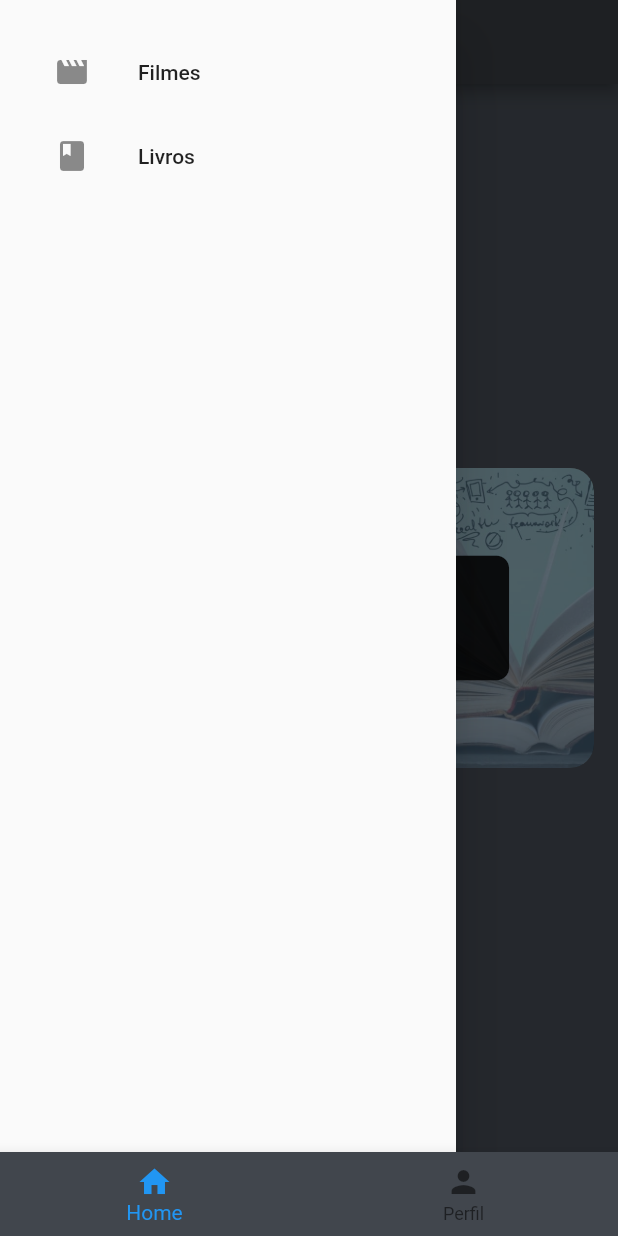
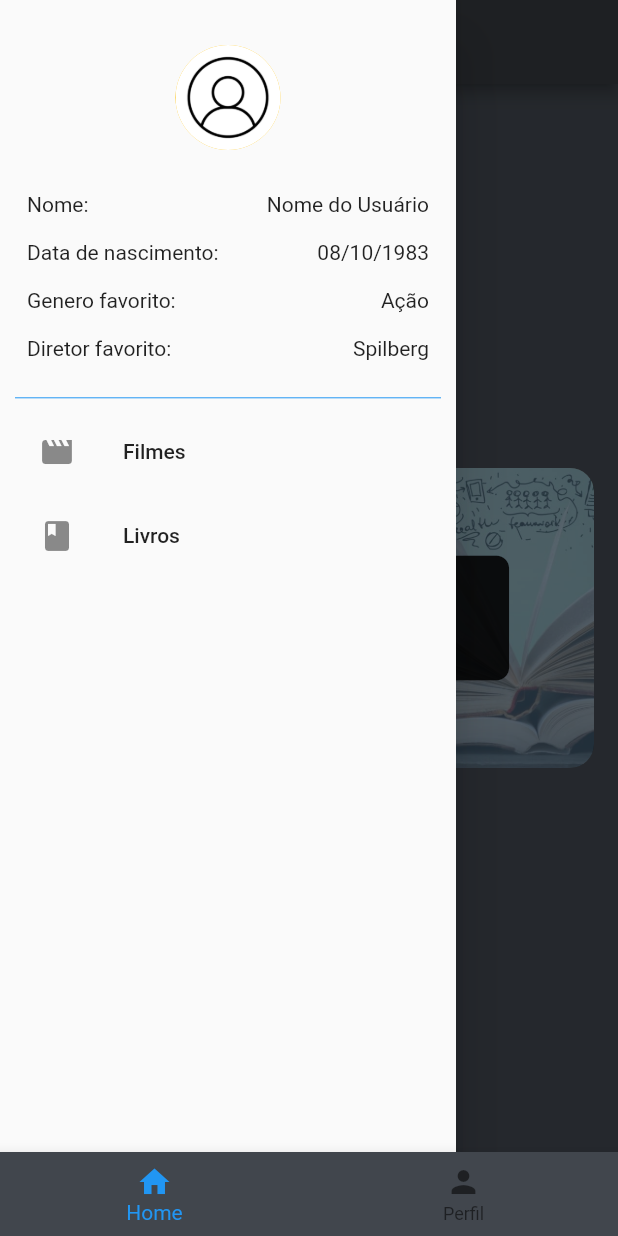
Before and after one commit to Julio-JC/app_colecao_pessoal, a Flutter app: the screen it shows after launch, with the side drawer open, on a phone screen of 412 x 824 dp. Run offline on Flutter 3.47's test engine with Material 2 defaults, Android fonts, the light colour scheme and no system bars; our stand-ins replace flutter_slidable, shared_preferences.

```diff
--- a/app_colecao_pessoal/lib/page/pagina_inicial.dart
+++ b/app_colecao_pessoal/lib/page/pagina_inicial.dart
@@ -1,4 +1,4 @@
-import 'package:app_colecao_pessoal/botao_pagina_inicial.dart';
+import 'package:app_colecao_pessoal/widget/botao_pagina_inicial.dart';
 import 'package:app_colecao_pessoal/page/pagina_lista_de_livros.dart';
 import 'package:app_colecao_pessoal/page/pagina_lista_de_filmes.dart';
 import 'package:flutter/material.dart';
@@ -16,10 +16,86 @@ class PaginaInicial extends StatelessWidget {
         ),
         drawer: Drawer(
           child: Padding(
-            padding: const EdgeInsets.all(20),
+            padding: const EdgeInsets.all(10),
             child: Column(
               crossAxisAlignment: CrossAxisAlignment.start,
               children: [
+                SizedBox(
+                  height: MediaQuery.of(context).size.height * 0.30,
+                  width: double.infinity,
+                  child: Column(
+                    children: [
+                      Container(
+                        margin: const EdgeInsets.only(top: 20, bottom: 20),
+                        height: 70,
+                        width: 70,
+                        decoration: const BoxDecoration(
+                          shape: BoxShape.circle,
+                          color: Colors.amber,
+                          image: DecorationImage(
+                            image:
+                                AssetImage('assets/image/icone-do-perfil.jpg'),
+                          ),
+                        ),
+                      ),
+                      Padding(
+                        padding: const EdgeInsets.all(8),
+                        child: Row(
+                          mainAxisAlignment: MainAxisAlignment.spaceBetween,
+                          children: const [
+                            Text('Nome: '),
+                            SizedBox(
+                              width: 40,
+                            ),
+                            Text('Nome do Usuário'),
+                          ],
+                        ),
+                      ),
+                      Padding(
+                        padding: const EdgeInsets.all(8.0),
+                        child: Row(
+                          mainAxisAlignment: MainAxisAlignment.spaceBetween,
+                          children: const [
+                            Text('Data de nascimento: '),
+                            SizedBox(
+                              width: 40,
+                            ),
+                            Text('08/10/1983'),
+                          ],
+                        ),
+                      ),
+                      Padding(
+                        padding: const EdgeInsets.all(8.0),
+                        child: Row(
+                          mainAxisAlignment: MainAxisAlignment.spaceBetween,
+                          children: const [
+                            Text('Genero favorito: '),
+                            SizedBox(
+                              width: 40,
+                            ),
+                            Text('Ação'),
+                          ],
+                        ),
+                      ),
+                      Padding(
+                        padding: const EdgeInsets.all(8.0),
+                        child: Row(
+                          mainAxisAlignment: MainAxisAlignment.spaceBetween,
+                          children: const [
+                            Text('Diretor favorito: '),
+                            SizedBox(
+                              width: 40,
+                            ),
+                            Text('Spilberg'),
+                          ],
+                        ),
+                      ),
+                    ],
+                  ),
+                ),
+                const Divider(
+                  color: Colors.blue,
+                ),
                 ListTile(
                   leading: const Icon(Icons.movie),
                   title: const Text('Filmes'),
```
Also changed, not shown: app_colecao_pessoal/lib/page/pagina_add_filme.dart (+7 -12 lines), app_colecao_pessoal/lib/widget/botao_de_texot.dart (added, +20 -0 lines), app_colecao_pessoal/lib/widget/botao_pagina_inicial.dart (renamed from app_colecao_pessoal/lib/botao_pagina_inicial.dart).
